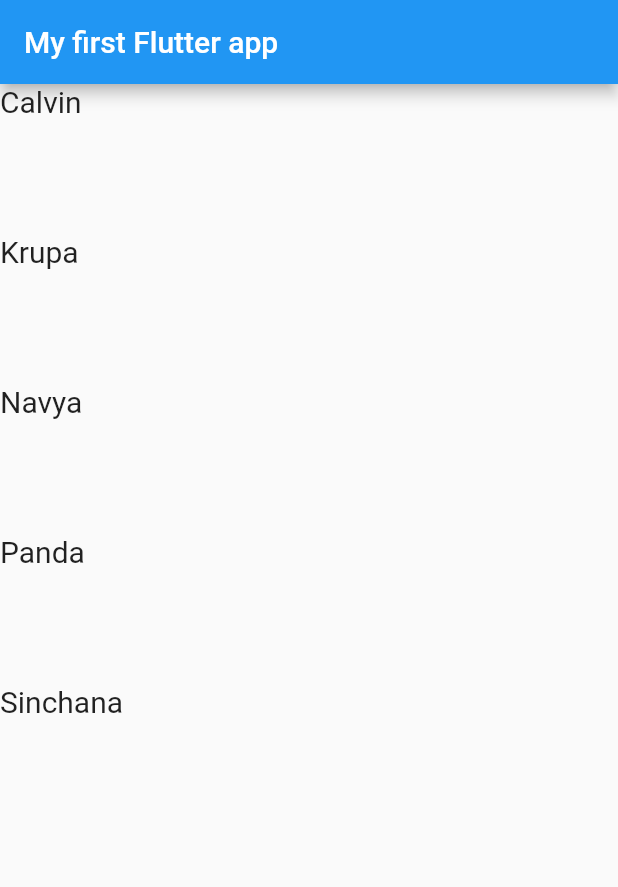
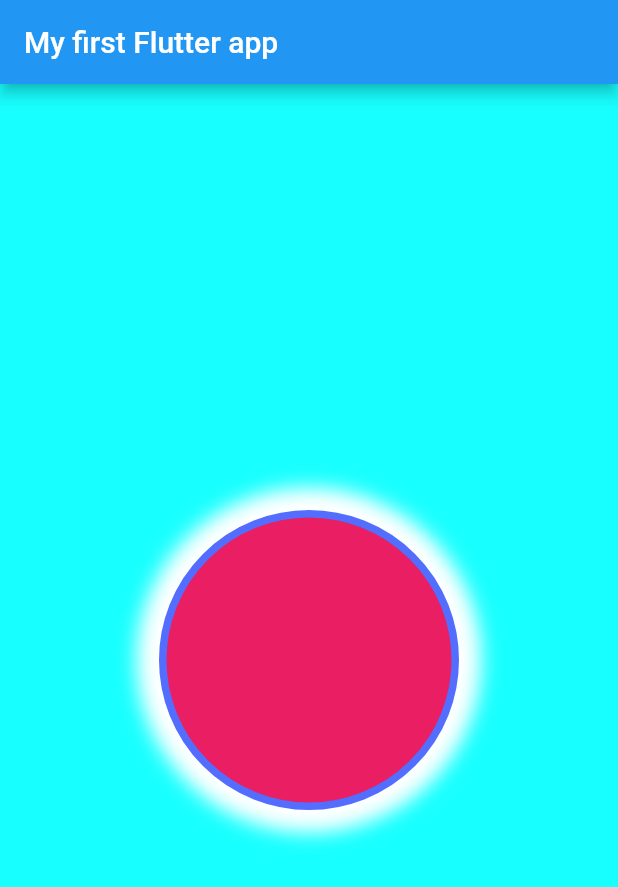
Before and after one commit to Spider-Calvin/MyFirst-Flutter-App, a Flutter app: the screen it shows after launch, on a phone screen of 412 x 824 dp. Shown: the top 887 px of the screen. Run offline on Flutter 3.47's test engine with Material 2 defaults, Android fonts, the phone set to English and light mode, and no system bars; missing offline and left inert: dart:ffi.

Commit message:
Adding decoration to container, using BoxDecoration!

```diff
--- a/lib/main.dart
+++ b/lib/main.dart
@@ -1,3 +1,5 @@
+import 'dart:ffi';
+
 import 'package:flutter/material.dart';
 
 void main() {
@@ -15,35 +17,49 @@ class MyApp extends StatelessWidget {
       theme: ThemeData(
         primarySwatch: Colors.blue,
       ),
-      home: const MyHomePage(title: 'Flutter Demo Home Page'),
+      home:MyHomePage(),
     );
   }
 }
 
-class MyHomePage extends StatefulWidget {
-  const MyHomePage({super.key, required this.title});
+class MyHomePage extends StatelessWidget {
+  var arrNames = ['Calvin', 'Krupa', 'Navya', 'Panda', 'Sinchana'];
 
-  final String title;
-
-  @override
-  State<MyHomePage> createState() => _MyHomePageState();
-}
-
-class _MyHomePageState extends State<MyHomePage> {
-
-  var arrNames = ['Calvin', 'Krupa', 'Navya', 'Panda', 'Sinchana'];
+  MyHomePage({super.key});
   @override
   Widget build(BuildContext context) {
     return Scaffold(
-      appBar: AppBar(
-        title: const Text("My first Flutter app"),
-      ),
-      body: ListView.builder(itemBuilder:(context, index){
-        return( Text(arrNames[index], style: const TextStyle(fontSize: 20),));
-      },
-      itemCount:arrNames.length,
-        itemExtent: 100,
-      )
+        appBar: AppBar(
+          title: const Text("My first Flutter app"),
+        ),
+        body: Container(
+          height: double.infinity,
+          width: double.infinity,
+          color: Colors.cyanAccent,
+          child:Center(
+            child: Container(
+              height: 200,
+              width: 200,
+              decoration: BoxDecoration(
+                color: Colors.pink,
+                // borderRadius: BorderRadius.circular(12),
+                border: Border.all(
+                  width:5,
+                  color: Colors.indigoAccent
+                ),
+                boxShadow: const [
+                  BoxShadow(
+                    blurRadius: 11,
+                    spreadRadius: 15,
+                    color:Colors.white,
+                  )
+                ],
+                shape: BoxShape.circle
+
+              ),
+            ),
+          )
+        )
     );
   }
 }
```
